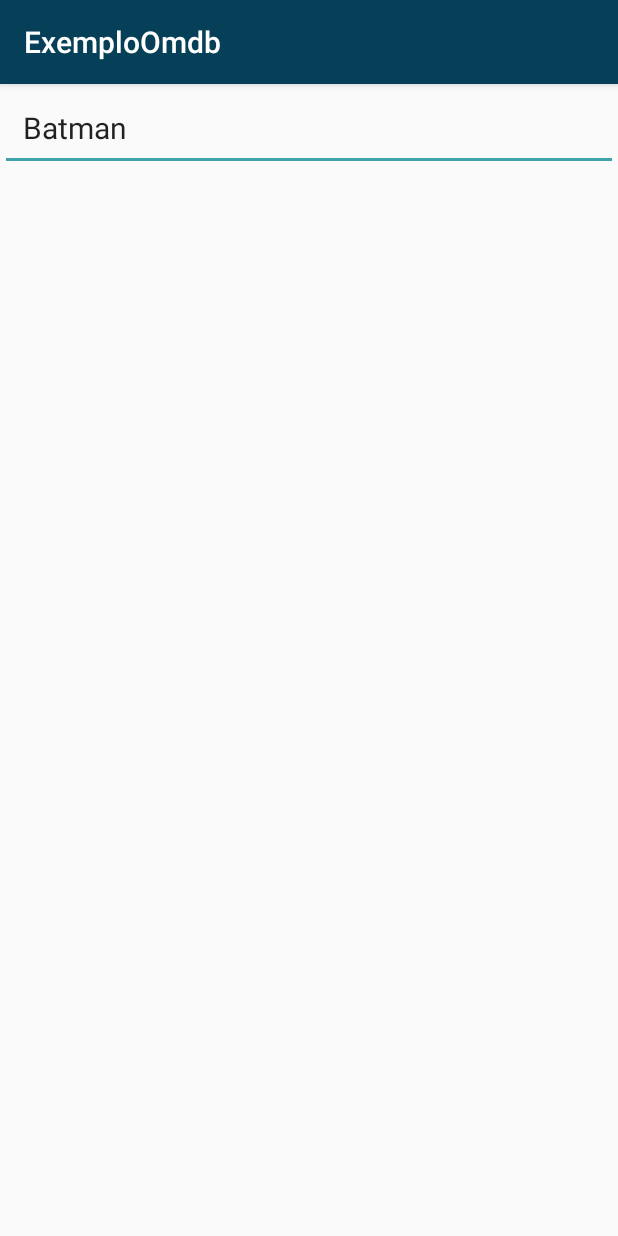
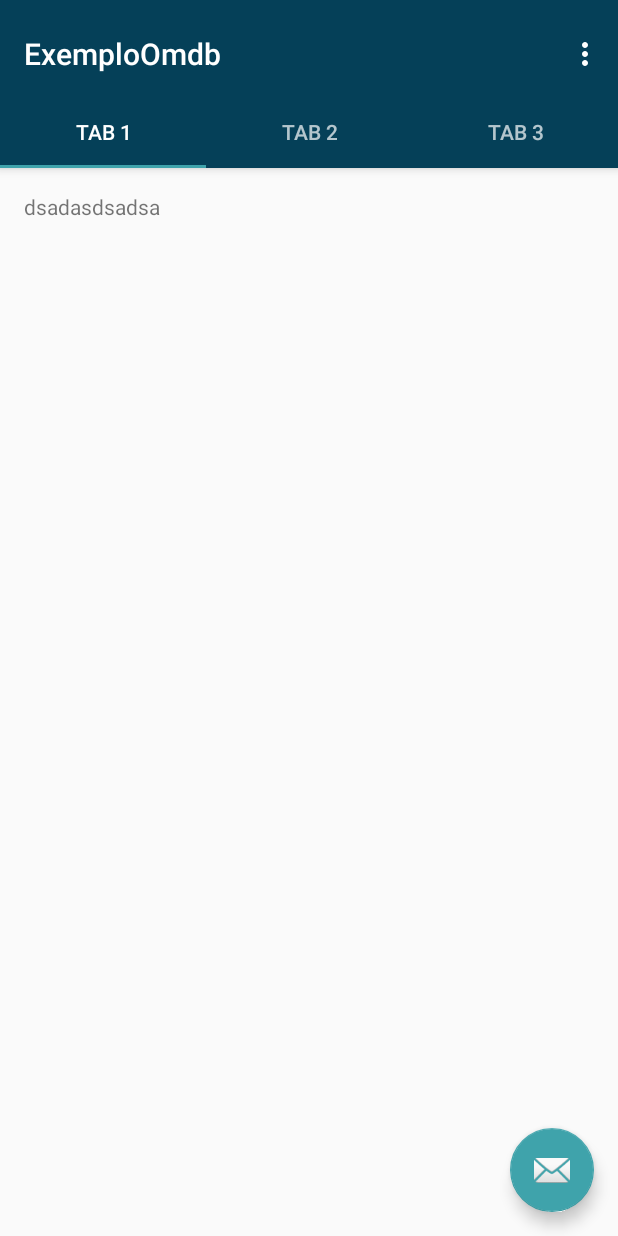
Before and after one commit to filipesilvazup/xy-inc, an Android app: the screen it shows after launch (MainActivity before the commit, Main2Activity after it), on a phone screen of 412 x 824 dp. Run offline under Robolectric (Android 15) with nearby library versions, the phone set to English and light mode, and no system bars.

Commit message:
Ajustes de Layout e Banco de dados Funcionando

```diff
--- a/app/build.gradle
+++ b/app/build.gradle
@@ -40,5 +40,4 @@ dependencies {
     annotationProcessor "android.arch.persistence.room:compiler:1.0.0"
 
 
-
 }
--- /dev/null
+++ b/app/src/main/java/com/uberlandia/financas/filipe/exemploomdb/Main2Activity.java
@@ -0,0 +1,159 @@
+package com.uberlandia.financas.filipe.exemploomdb;
+
+import android.support.design.widget.TabLayout;
+import android.support.design.widget.FloatingActionButton;
+import android.support.design.widget.Snackbar;
+import android.support.v7.app.AppCompatActivity;
+import android.support.v7.widget.Toolbar;
+
+import android.support.v4.app.Fragment;
+import android.support.v4.app.FragmentManager;
+import android.support.v4.app.FragmentPagerAdapter;
+import android.support.v4.view.ViewPager;
+import android.os.Bundle;
+import android.view.LayoutInflater;
+import android.view.Menu;
+import android.view.MenuItem;
+import android.view.View;
+import android.view.ViewGroup;
+
+import android.widget.TextView;
+
+public class Main2Activity extends AppCompatActivity {
+
+    /**
+     * The {@link android.support.v4.view.PagerAdapter} that will provide
+     * fragments for each of the sections. We use a
+     * {@link FragmentPagerAdapter} derivative, which will keep every
+     * loaded fragment in memory. If this becomes too memory intensive, it
+     * may be best to switch to a
+     * {@link android.support.v4.app.FragmentStatePagerAdapter}.
+     */
+    private SectionsPagerAdapter mSectionsPagerAdapter;
+
+    /**
+     * The {@link ViewPager} that will host the section contents.
+     */
+    private ViewPager mViewPager;
+
+    @Override
+    protected void onCreate(Bundle savedInstanceState) {
+        super.onCreate(savedInstanceState);
+        setContentView(R.layout.activity_main2);
+
+        Toolbar toolbar = (Toolbar) findViewById(R.id.toolbar);
+        setSupportActionBar(toolbar);
+        // Create the adapter that will return a fragment for each of the three
+        // primary sections of the activity.
+        mSectionsPagerAdapter = new SectionsPagerAdapter(getSupportFragmentManager());
+
+        // Set up the ViewPager with the sections adapter.
+        mViewPager = (ViewPager) findViewById(R.id.container);
+        mViewPager.setAdapter(mSectionsPagerAdapter);
+
+        TabLayout tabLayout = (TabLayout) findViewById(R.id.tabs);
+
+        mViewPager.addOnPageChangeListener(new TabLayout.TabLayoutOnPageChangeListener(tabLayout));
+        tabLayout.addOnTabSelectedListener(new TabLayout.ViewPagerOnTabSelectedListener(mViewPager));
+
+        FloatingActionButton fab = (FloatingActionButton) findViewById(R.id.fab);
+        fab.setOnClickListener(new View.OnClickListener() {
+            @Override
+            public void onClick(View view) {
+                Snackbar.make(view, "Replace with your own action", Snackbar.LENGTH_LONG)
+                        .setAction("Action", null).show();
+            }
+        });
+
+    }
+
+
+    @Override
+    public boolean onCreateOptionsMenu(Menu menu) {
+        // Inflate the menu; this adds items to the action bar if it is present.
+        getMenuInflater().inflate(R.menu.menu_main2, menu);
+        return true;
+    }
+
+    @Override
+    public boolean onOptionsItemSelected(MenuItem item) {
+        // Handle action bar item clicks here. The action bar will
+        // automatically handle clicks on the Home/Up button, so long
+        // as you specify a parent activity in AndroidManifest.xml.
+        int id = item.getItemId();
+
+        //noinspection SimplifiableIfStatement
+        if (id == R.id.action_settings) {
+            return true;
+        }
+
+        return super.onOptionsItemSelected(item);
+    }
+
+    /**
+     * A placeholder fragment containing a simple view.
+     */
+    public static class PlaceholderFragment extends Fragment {
+        /**
+         * The fragment argument representing the section number for this
+         * fragment.
+         */
+        private static final String ARG_SECTION_NUMBER = "section_number";
+
+        public PlaceholderFragment() {
+        }
+
+        /**
+         * Returns a new instance of this fragment for the given section
+         * number.
+         */
+        public static PlaceholderFragment newInstance(int sectionNumber) {
+            PlaceholderFragment fragment = new PlaceholderFragment();
+            Bundle args = new Bundle();
+            args.putInt(ARG_SECTION_NUMBER, sectionNumber);
+            fragment.setArguments(args);
+            return fragment;
+        }
+
+        @Override
+        public View onCreateView(LayoutInflater inflater, ViewGroup container,
+                                 Bundle savedInstanceState) {
+            int tabId =  getArguments().getInt(ARG_SECTION_NUMBER);
+            View rootView = null;
+            switch (tabId){
+                case 1:
+                    rootView = inflater.inflate(R.layout.fragment_main2, container, false);
+                    break;
+                case 2:
+                    rootView = inflater.inflate(R.layout.fragment_main2, container, false);
+                    break;
+
+            }
+            return rootView;
+        }
+    }
+
+    /**
+     * A {@link FragmentPagerAdapter} that returns a fragment corresponding to
+     * one of the sections/tabs/pages.
+     */
+    public class SectionsPagerAdapter extends FragmentPagerAdapter {
+
+        public SectionsPagerAdapter(FragmentManager fm) {
+            super(fm);
+        }
+
+        @Override
+        public Fragment getItem(int position) {
+            // getItem is called to instantiate the fragment for the given page.
+            // Return a PlaceholderFragment (defined as a static inner class below).
+            return PlaceholderFragment.newInstance(position + 1);
+        }
+
+        @Override
+        public int getCount() {
+            // Show 3 total pages.
+            return 3;
+        }
+    }
+}
--- a/app/src/main/java/com/uberlandia/financas/filipe/exemploomdb/MainActivity.java
+++ b/app/src/main/java/com/uberlandia/financas/filipe/exemploomdb/MainActivity.java
@@ -9,6 +9,7 @@ import android.graphics.drawable.BitmapDrawable;
 import android.os.Build;
 import android.os.StrictMode;
 import android.support.annotation.RequiresApi;
+import android.support.design.widget.Snackbar;
 import android.support.v7.app.AppCompatActivity;
 import android.os.Bundle;
 import android.support.v7.widget.LinearLayoutManager;
@@ -26,6 +27,7 @@ import android.widget.ListView;
 import android.widget.TextView;
 import android.widget.Toast;
 
+import com.uberlandia.financas.filipe.exemploomdb.dao.FilmeDatabase;
 import com.uberlandia.financas.filipe.exemploomdb.service.RecyclerViewClickListener;
 
 import java.io.ByteArrayOutputStream;
@@ -47,12 +49,19 @@ public class MainActivity extends AppCompatActivity {
     private RecyclerView.Adapter adapter;
     private RecyclerView.LayoutManager mLayoutManager;
     public Context context;
+    private int smillingUnicode = 0x1F60A;
+    private String smilling;
+    private EditText filme;
 
     @SuppressLint("ClickableViewAccessibility")
     @Override
     protected void onCreate(Bundle savedInstanceState) {
         super.onCreate(savedInstanceState);
         setContentView(R.layout.activity_main);
+
+        smilling = new String(Character.toChars(smillingUnicode));
+        setTitle("Busque por um filme " + smilling);
+
 
         listMovies = (RecyclerView) findViewById(R.id.list_movies);
         listMovies.setHasFixedSize(true);
@@ -83,8 +92,25 @@ public class MainActivity extends AppCompatActivity {
                 })
         );
 
+        Button btn = findViewById(R.id.btn1);
+        btn.setOnClickListener(new View.OnClickListener() {
+            FilmeDatabase movieDatabase = FilmeDatabase.getInstance(getApplicationContext());
 
-        final EditText filme = findViewById(R.id.edt_nome);
+            @Override
+            public void onClick(final View view) {
+                new Thread(new Runnable() {
+                    @Override
+                    public void run() {
+
+                        Snackbar.make(view, "" + movieDatabase.daoAccess().findFilmeByName("%" + filme.getText().toString() + "%"), Snackbar.LENGTH_LONG)
+                                .setAction("Action", null).show();
+                    }
+                }).start();
+            }
+        });
+
+
+        filme = findViewById(R.id.edt_nome);
         filme.setText("Batman");
 
         filme.setOnKeyListener(new View.OnKeyListener() {
@@ -92,19 +118,22 @@ public class MainActivity extends AppCompatActivity {
                 // If the event is a key-down event on the "enter" button
                 if ((event.getAction() == KeyEvent.ACTION_DOWN) &&
                         (keyCode == KeyEvent.KEYCODE_ENTER)) {
+
                     // Perform action on key press
                     Call<Result> call = new RetrofitConfig().getFilmeService().buscarFilmes(filme.getText().toString(), "45023bb7");
                     call.enqueue(new Callback<Result>() {
                         @Override
                         public void onResponse(Call<Result> call, Response<Result> response) {
                             Result f = response.body();
-                            System.out.println(f.Response + ""+ f.getSearch());
+                            System.out.println(f.Response + "" + f.getSearch());
                             if (f.getResponse()) {
+                                setTitle("Resultados " + new String(Character.toChars(0x1F603)));
                                 adapter = new MyAdapter(f.getSearch());
                                 listMovies.setAdapter(adapter);
-                            }else {
+                            } else {
+                                setTitle("Filme não encontrado " + new String(Character.toChars(0x1F61E)));
                                 ArrayList<Filme> arrayNaoEncontrado = new ArrayList<Filme>();
-                                arrayNaoEncontrado.add(new Filme(filme.getText().toString() +" Não foi encontrado", "00", "", "00", ""));
+                                arrayNaoEncontrado.add(new Filme(filme.getText().toString() + " Não encontrado", " ", "", " ", ""));
                                 adapter = new MyAdapter(arrayNaoEncontrado);
                                 listMovies.setAdapter(adapter);
                             }
@@ -121,29 +150,5 @@ public class MainActivity extends AppCompatActivity {
             }
         });
 
-        //Button btnBuscar = findViewById(R.id.btn_buscar_filme);
-
-     /*   btnBuscar.setOnClickListener(new View.OnClickListener() {
-            @Override
-            public void onClick(View view) {
-
-                Call<Result> call = new RetrofitConfig().getFilmeService().buscarFilmes(filme.getText().toString(), "45023bb7");
-                call.enqueue(new Callback<Result>() {
-                    @Override
-                    public void onResponse(Call<Result> call, Response<Result> response) {
-                        Result f = response.body();
-                        adapter = new MyAdapter(f.getSearch());
-                        listMovies.setAdapter(adapter);
-
-                    }
-                    @Override
-                    public void onFailure(Call<Result> call, Throwable t) {
-                        Log.e("FilmeService   ", "Erro ao buscar o filme:" + t.getMessage());
-                    }
-                });
-            }
-        });*/
     }
-
-
 }
--- a/app/src/main/java/com/uberlandia/financas/filipe/exemploomdb/dao/DaoAccess.java
+++ b/app/src/main/java/com/uberlandia/financas/filipe/exemploomdb/dao/DaoAccess.java
@@ -25,6 +25,9 @@ public interface DaoAccess {
     @Query("SELECT * FROM FilmeSelecionado")
     List<FilmeSelecionado> findAll();
 
+    @Query("SELECT * FROM FilmeSelecionado WHERE Title LIKE :titulo")
+    List<FilmeSelecionado> findFilmeByName(String titulo);
+
     @Update
     void updateFilme(FilmeSelecionado movies);
 
--- /dev/null
+++ b/app/src/main/res/layout/activity_main2.xml
@@ -0,0 +1,70 @@
+<?xml version="1.0" encoding="utf-8"?>
+<android.support.design.widget.CoordinatorLayout xmlns:android="http://schemas.android.com/apk/res/android"
+    xmlns:app="http://schemas.android.com/apk/res-auto"
+    xmlns:tools="http://schemas.android.com/tools"
+    android:id="@+id/main_content"
+    android:layout_width="match_parent"
+    android:layout_height="match_parent"
+    android:fitsSystemWindows="true"
+    tools:context=".Main2Activity">
+
+    <android.support.design.widget.AppBarLayout
+        android:id="@+id/appbar"
+        android:layout_width="match_parent"
+        android:layout_height="wrap_content"
+        android:paddingTop="@dimen/appbar_padding_top"
+        android:theme="@style/AppTheme.AppBarOverlay">
+
+        <android.support.v7.widget.Toolbar
+            android:id="@+id/toolbar"
+            android:layout_width="match_parent"
+            android:layout_height="?attr/actionBarSize"
+            android:layout_weight="1"
+            android:background="?attr/colorPrimary"
+            app:layout_scrollFlags="scroll|enterAlways"
+            app:popupTheme="@style/AppTheme.PopupOverlay"
+            app:title="@string/app_name">
+
+        </android.support.v7.widget.Toolbar>
+
+        <android.support.design.widget.TabLayout
+            android:id="@+id/tabs"
+            android:layout_width="match_parent"
+            android:layout_height="wrap_content">
+
+            <android.support.design.widget.TabItem
+                android:id="@+id/tabItem"
+                android:layout_width="wrap_content"
+                android:layout_height="wrap_content"
+                android:text="@string/tab_text_1" />
+
+            <android.support.design.widget.TabItem
+                android:id="@+id/tabItem2"
+                android:layout_width="wrap_content"
+                android:layout_height="wrap_content"
+                android:text="@string/tab_text_2" />
+
+            <android.support.design.widget.TabItem
+                android:id="@+id/tabItem3"
+                android:layout_width="wrap_content"
+                android:layout_height="wrap_content"
+                android:text="@string/tab_text_3" />
+
+        </android.support.design.widget.TabLayout>
+    </android.support.design.widget.AppBarLayout>
+
+    <android.support.v4.view.ViewPager
+        android:id="@+id/container"
+        android:layout_width="match_parent"
+        android:layout_height="match_parent"
+        app:layout_behavior="@string/appbar_scrolling_view_behavior" />
+
+    <android.support.design.widget.FloatingActionButton
+        android:id="@+id/fab"
+        android:layout_width="wrap_content"
+        android:layout_height="wrap_content"
+        android:layout_gravity="end|bottom"
+        android:layout_margin="@dimen/fab_margin"
+        app:srcCompat="@android:drawable/ic_dialog_email" />
+
+</android.support.design.widget.CoordinatorLayout>
--- /dev/null
+++ b/app/src/main/res/layout/fragment_main2.xml
@@ -0,0 +1,24 @@
+<?xml version="1.0" encoding="utf-8"?>
+<android.support.constraint.ConstraintLayout xmlns:android="http://schemas.android.com/apk/res/android"
+    xmlns:app="http://schemas.android.com/apk/res-auto"
+    xmlns:tools="http://schemas.android.com/tools"
+    android:id="@+id/constraintLayout"
+    android:layout_width="match_parent"
+    android:layout_height="match_parent"
+    tools:context=".Main2Activity$PlaceholderFragment">
+
+    <TextView
+        android:id="@+id/section_label"
+        android:layout_width="wrap_content"
+        android:layout_height="wrap_content"
+        android:layout_marginBottom="@dimen/activity_vertical_margin"
+        android:layout_marginEnd="@dimen/activity_horizontal_margin"
+        android:layout_marginStart="@dimen/activity_horizontal_margin"
+        android:layout_marginTop="@dimen/activity_vertical_margin"
+        app:layout_constraintLeft_toLeftOf="parent"
+        app:layout_constraintTop_toTopOf="@+id/constraintLayout"
+        tools:layout_constraintLeft_creator="1"
+        tools:layout_constraintTop_creator="1"
+        android:text="dsadasdsadsa"/>
+
+</android.support.constraint.ConstraintLayout>
--- a/app/src/main/res/layout/item_filme.xml
+++ b/app/src/main/res/layout/item_filme.xml
@@ -7,7 +7,8 @@ android:id="@+id/card_view"
 android:layout_width="match_parent"
 android:layout_height="wrap_content"
 android:elevation="3dp"
-card_view:cardUseCompatPadding="true">
+card_view:cardUseCompatPadding="true"
+    card_view:cardCornerRadius="7dp">
 
 <RelativeLayout
     android:layout_width="match_parent"
--- /dev/null
+++ b/app/src/main/res/menu/menu_main2.xml
@@ -0,0 +1,10 @@
+<menu xmlns:android="http://schemas.android.com/apk/res/android"
+    xmlns:app="http://schemas.android.com/apk/res-auto"
+    xmlns:tools="http://schemas.android.com/tools"
+    tools:context="com.uberlandia.financas.filipe.exemploomdb.Main2Activity">
+    <item
+        android:id="@+id/action_settings"
+        android:orderInCategory="100"
+        android:title="@string/action_settings"
+        app:showAsAction="never" />
+</menu>
--- /dev/null
+++ b/app/src/main/res/values-w820dp/dimens.xml
@@ -0,0 +1,6 @@
+<resources>
+    <!-- Example customization of dimensions originally defined in res/values/dimens.xml
+         (such as screen margins) for screens with more than 820dp of available width. This
+         would include 7" and 10" devices in landscape (~960dp and ~1280dp respectively). -->
+    <dimen name="activity_horizontal_margin">64dp</dimen>
+</resources>
--- a/app/src/main/res/values/dimens.xml
+++ b/app/src/main/res/values/dimens.xml
@@ -17,6 +17,11 @@
     <dimen name="elevation_low">9dp</dimen>
     <dimen name="elevation_high">12dp</dimen>
     <dimen name="status_bar_height">25dp</dimen>
+    <!-- Default screen margins, per the Android Design guidelines. -->
+    <dimen name="activity_horizontal_margin">16dp</dimen>
+    <dimen name="activity_vertical_margin">16dp</dimen>
+    <dimen name="fab_margin">16dp</dimen>
+    <dimen name="appbar_padding_top">8dp</dimen>
 
 
 </resources>
--- a/app/src/main/res/values/strings.xml
+++ b/app/src/main/res/values/strings.xml
@@ -1,3 +1,12 @@
 <resources>
     <string name="app_name">ExemploOmdb</string>
+
+    <!-- TODO: Remove or change this placeholder text -->
+    <string name="hello_blank_fragment">Hello blank fragment</string>
+    <string name="title_activity_main2">Main2Activity</string>
+    <string name="tab_text_1">Tab 1</string>
+    <string name="tab_text_2">Tab 2</string>
+    <string name="tab_text_3">Tab 3</string>
+    <string name="action_settings">Settings</string>
+    <string name="section_format">Hello World from section: %1$d</string>
 </resources>
--- a/app/src/main/res/values/styles.xml
+++ b/app/src/main/res/values/styles.xml
@@ -18,4 +18,13 @@
         <item name="rippleColor">@android:color/black</item>
     </style>
 
+    <style name="AppTheme.NoActionBar">
+        <item name="windowActionBar">false</item>
+        <item name="windowNoTitle">true</item>
+    </style>
+
+    <style name="AppTheme.AppBarOverlay" parent="ThemeOverlay.AppCompat.Dark.ActionBar" />
+
+    <style name="AppTheme.PopupOverlay" parent="ThemeOverlay.AppCompat.Light" />
+
 </resources>
```
Also changed, not shown: app/src/main/AndroidManifest.xml (+10 -2 lines), app/src/main/java/com/uberlandia/financas/filipe/exemploomdb/CadastrarFilmeActivity.java (+45 -33 lines), app/src/main/java/com/uberlandia/financas/filipe/exemploomdb/dao/FilmeDatabase.java (+15 -0 lines), app/src/main/res/layout/activity_cadastrar_filme.xml (+22 -18 lines), app/src/main/res/layout/activity_main.xml (+6 -1 lines).
